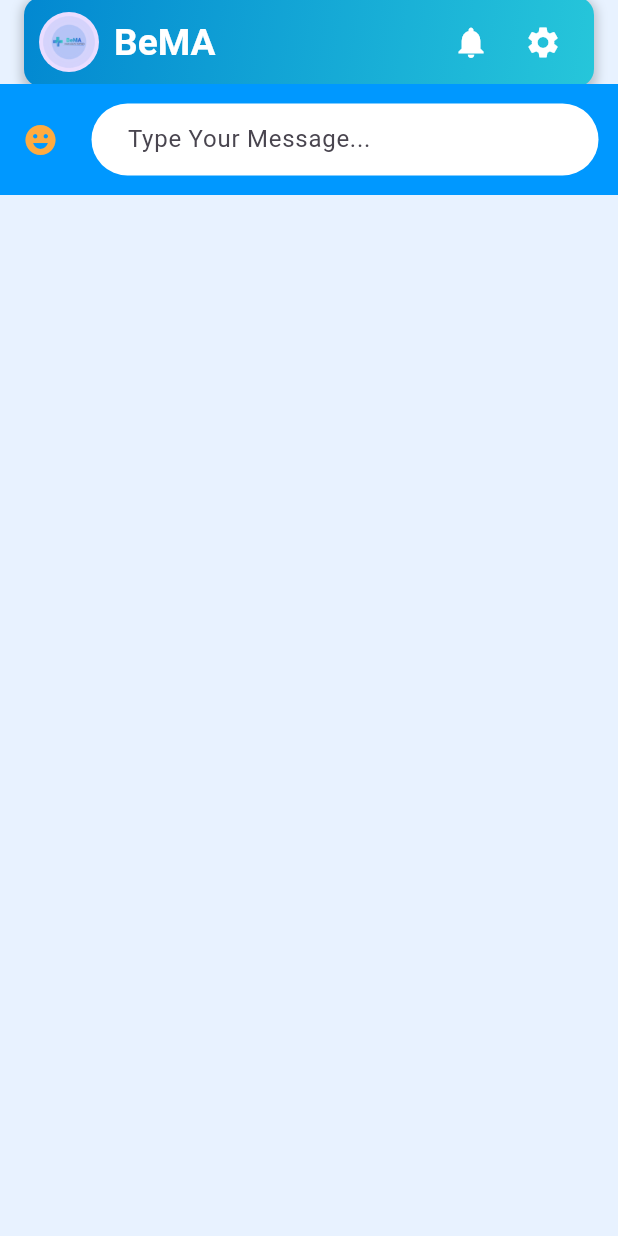
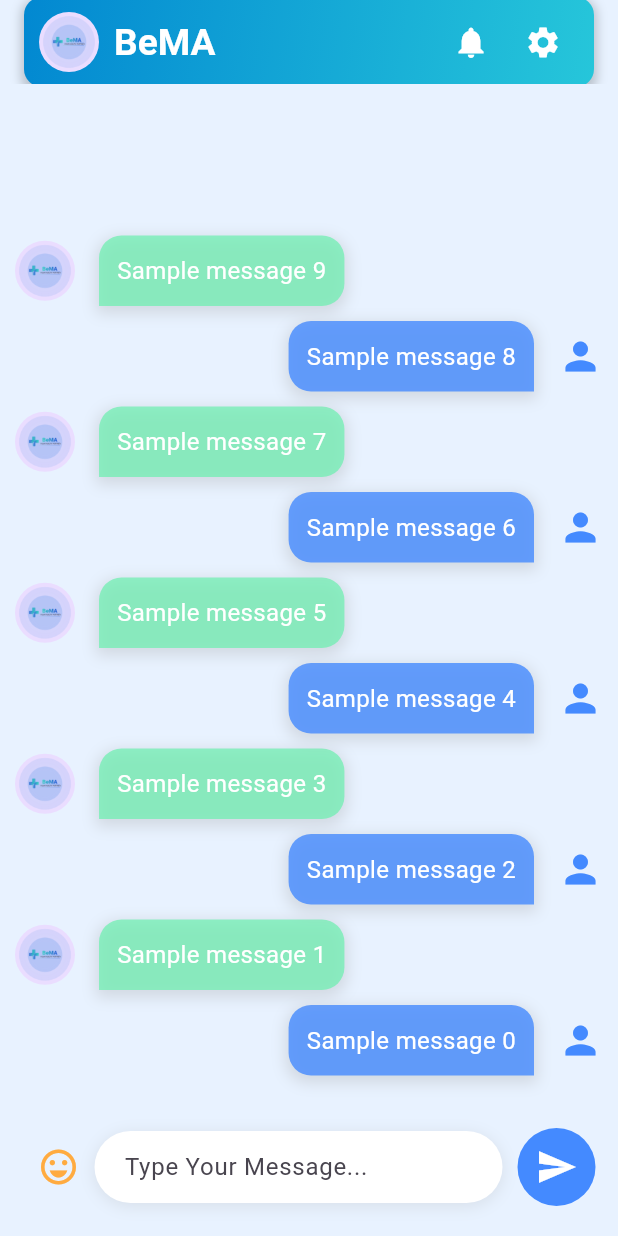
Before and after one commit to riyajidevindu/BeMA_App_V2, a Flutter app: the ChatScreen screen opened by its route, on a phone screen of 412 x 824 dp. Run offline on Flutter 3.47's test engine with Material 3 defaults, Android fonts, the light colour scheme and no system bars; our stand-ins replace awesome_snackbar_content, cloud_firestore, custom_navigation_bar, firebase_auth, firebase_core, firebase_storage and 1 more; accounts and stored records are empty.

Commit message:
Chat UI update

```diff
--- a/bema_application/lib/features/authentication/screens/chat_screen/chat_screen.dart
+++ b/bema_application/lib/features/authentication/screens/chat_screen/chat_screen.dart
@@ -1,9 +1,7 @@
-import 'package:bema_application/common/config/colors.dart';
-import 'package:bema_application/common/widgets/app_bar.dart';
+import 'package:flutter/material.dart';
+import 'package:bema_application/common/config/colors.dart'; // Custom colors
+import 'package:bema_application/common/widgets/app_bar.dart'; // Custom AppBar
 import 'package:bema_application/features/authentication/screens/chat_screen/chat_message.dart';
-import 'package:bema_application/services/service.dart';
-import 'package:flutter/material.dart';
-// import 'package:flutter_emoji_picker/flutter_emoji_picker.dart'; // Add emoji picker
 
 class ChatScreen extends StatefulWidget {
   const ChatScreen({super.key});
@@ -14,66 +12,56 @@ class ChatScreen extends StatefulWidget {
 
 class _ChatScreenState extends State<ChatScreen> {
   final TextEditingController _controller = TextEditingController();
-  // final List<ChatMessage> _messages = [];
-  // final OpenAIService openAIService = OpenAIService();
-
-  // Future<void> _sendMessage() async {
-  //   if (_controller.text.isEmpty) return;
-
-  //   // Create user message
-  //   ChatMessage newMessage = ChatMessage(text: _controller.text, sender: "user");
-  //   setState(() {
-  //     _messages.insert(0, newMessage);
-  //   });
-
-  //   String userInput = _controller.text;
-  //   _controller.clear();
-
-  //   // Send to OpenAI and get response
-  //   String openAIResponse = await openAIService.sendMessageToOpenAI(userInput);
-
-  //   // Create AI response
-  //   ChatMessage aiMessage = ChatMessage(text: openAIResponse, sender: "AI");
-  //   setState(() {
-  //     _messages.insert(0, aiMessage);
-  //   });
-  // }
 
   Widget _buildTextComposer() {
     return Padding(
-      padding: const EdgeInsets.all(3.0),
+      padding: const EdgeInsets.all(10.0),
       child: Row(
         children: [
           IconButton(
-            onPressed: () {},
-            icon: const Icon(Icons.emoji_emotions, color: Colors.orangeAccent),
+            onPressed: () {
+              // Open emoji picker
+            },
+            icon: const Icon(Icons.emoji_emotions_outlined, color: Colors.orangeAccent, size: 28),
           ),
           Expanded(
-            child: Padding(
-              padding: const EdgeInsets.all(10.0),
+            child: Container(
+              decoration: BoxDecoration(
+                color: Colors.white,
+                borderRadius: BorderRadius.circular(25.0),
+                boxShadow: [
+                  BoxShadow(
+                    color: Colors.grey.withOpacity(0.2),
+                    spreadRadius: 1,
+                    blurRadius: 8,
+                    offset: const Offset(0, 2),
+                  ),
+                ],
+              ),
               child: TextField(
                 controller: _controller,
-                // onSubmitted: (value) => _sendMessage(),
                 decoration: InputDecoration(
                   hintText: "Type Your Message...",
-                  border: OutlineInputBorder(
-                    borderRadius: BorderRadius.circular(25.0),
-                    borderSide: BorderSide.none,
-                  ),
-                  filled: true,
-                  fillColor: Colors.white,
-                  contentPadding: const EdgeInsets.symmetric(
-                    vertical: 10.0,
-                    horizontal: 20.0,
+                  contentPadding: const EdgeInsets.symmetric(vertical: 12.0, horizontal: 20.0),
+                  border: InputBorder.none,
                 ),
               ),
             ),
           ),
+          const SizedBox(width: 10),
+          GestureDetector(
+            onTap: () {
+              // Trigger send message
+            },
+            child: Container(
+              padding: const EdgeInsets.all(12),
+              decoration: BoxDecoration(
+                color: Colors.blueAccent,
+                shape: BoxShape.circle,
               ),
-          // IconButton(
-          //   onPressed: _sendMessage,
-          //   icon: const Icon(Icons.send, color: Color.fromARGB(255, 5, 7, 7)),
-          // ),
+              child: const Icon(Icons.send, color: Colors.white, size: 28),
+            ),
+          ),
         ],
       ),
     );
@@ -92,30 +80,42 @@ class _ChatScreenState extends State<ChatScreen> {
             ),
             const SizedBox(width: 8.0),
           ],
-          Container(
-            margin: const EdgeInsets.symmetric(vertical: 5.0),
-            padding: const EdgeInsets.all(10.0),
+          Flexible(
+            child: Container(
+              margin: const EdgeInsets.symmetric(vertical: 5.0, horizontal: 8.0),
+              padding: const EdgeInsets.all(12.0),
               constraints: BoxConstraints(
                 maxWidth: MediaQuery.of(context).size.width * 0.75,
               ),
               decoration: BoxDecoration(
-              color: isUser ? Colors.blue[100] : Colors.green[100],
-              borderRadius: BorderRadius.circular(15.0),
+                color: isUser ? Colors.blueAccent.withOpacity(0.8) : Colors.greenAccent.withOpacity(0.7),
+                borderRadius: BorderRadius.only(
+                  topLeft: const Radius.circular(15.0),
+                  topRight: const Radius.circular(15.0),
+                  bottomLeft: isUser ? const Radius.circular(15.0) : const Radius.circular(0),
+                  bottomRight: isUser ? const Radius.circular(0) : const Radius.circular(15.0),
+                ),
+                boxShadow: [
+                  BoxShadow(
+                    color: Colors.grey.withOpacity(0.3),
+                    spreadRadius: 2,
+                    blurRadius: 8,
+                    offset: const Offset(0, 3),
+                  ),
+                ],
               ),
               child: Text(
                 message.text,
                 style: const TextStyle(
                   fontSize: 16.0,
-                color: Colors.black87,
+                  color: Colors.white,
+                ),
               ),
             ),
           ),
           if (isUser) ...[
             const SizedBox(width: 8.0),
-           const Text(
-               '😊', // User emoji
-                style: TextStyle(fontSize: 20.0), // Adjust size as needed
-                 ),
+            const Icon(Icons.person, color: Colors.blueAccent, size: 30), // User icon
           ],
         ],
       ),
@@ -135,21 +135,23 @@ class _ChatScreenState extends State<ChatScreen> {
           SafeArea(
             child: Column(
               children: [
-                // Flexible(
-                //   child: ListView.builder(
-                //     reverse: true,
-                //     padding: const EdgeInsets.all(10.0),
-                //     itemCount: _messages.length,
-                //     itemBuilder: (context, index) {
-                //       bool isUser = _messages[index].sender == "user";
-                //       return _buildChatBubble(_messages[index], isUser);
-                //     },
-                //   ),
-                // ),
+                // Chat ListView
+                Expanded(
+                  child: ListView.builder(
+                    reverse: true, // Newest message at the bottom
+                    padding: const EdgeInsets.all(10.0),
+                    itemCount: 10, // Replace with _messages.length
+                    itemBuilder: (context, index) {
+                      // Replace with real data later
+                      bool isUser = index % 2 == 0;
+                      return _buildChatBubble(ChatMessage(text: "Sample message $index", sender: isUser ? "user" : "AI"), isUser);
+                    },
+                  ),
+                ),
+                // Message composer
                 Container(
-                  decoration: const BoxDecoration(
-                    color: primaryColor,
-                  ),
+                  color: Colors.transparent,
+                  padding: const EdgeInsets.symmetric(horizontal: 5, vertical: 10),
                   child: _buildTextComposer(),
                 ),
               ],
```
Lines whose indentation alone changed are shown as unchanged.
